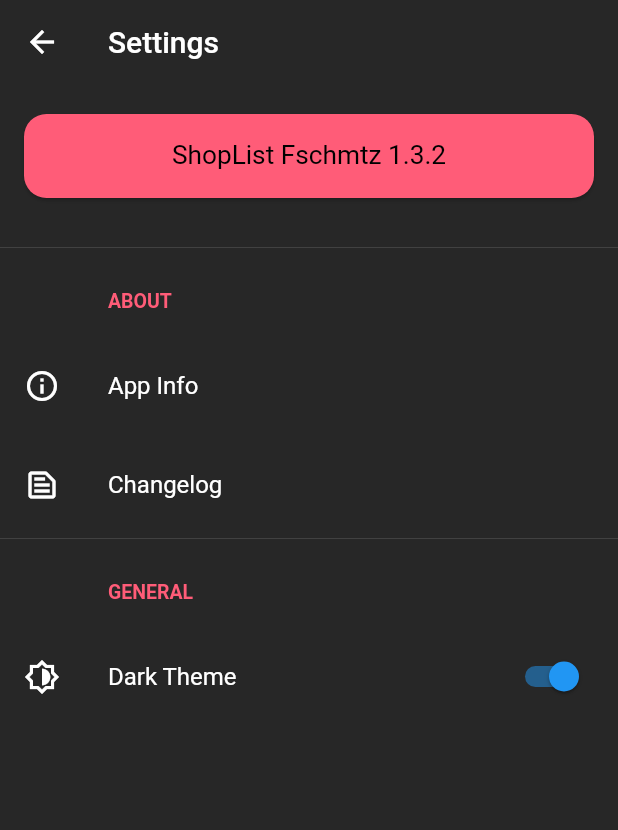
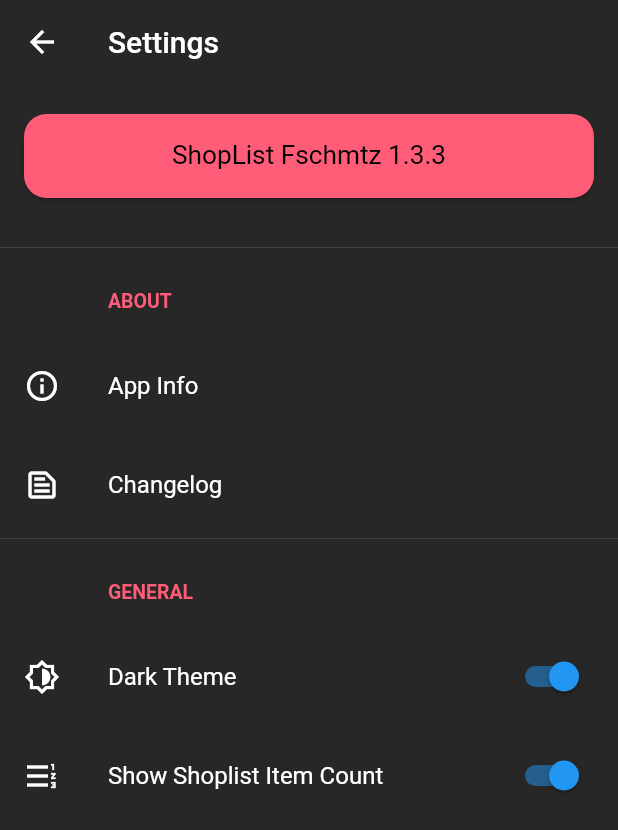
Before and after one commit to Fschmatz/shoppinglistfschmtz, a Flutter app: the SettingsPage screen opened directly, on a phone screen of 412 x 824 dp. Shown: the top 830 px of the screen. Run offline on Flutter 3.47's test engine with Material 2 defaults, Android fonts, the phone set to English and light mode, and no system bars; our stand-ins replace flutter_colorpicker, shared_preferences, sqflite; missing offline and left inert: flutter_animator; accounts and stored records are empty.

Commit message:
Update 1.3.3

```diff
--- a/lib/configs/settingsPage.dart
+++ b/lib/configs/settingsPage.dart
@@ -2,9 +2,9 @@ import 'package:flutter/material.dart';
 import 'package:shoppinglistfschmtz/util/theme.dart';
 import '../util/changelog.dart';
 import 'package:provider/provider.dart';
-
 import 'appInfoPage.dart';
 import 'changelogPage.dart';
+import 'package:shared_preferences/shared_preferences.dart';
 
 class SettingsPage extends StatefulWidget {
   @override
@@ -49,14 +49,14 @@ class _SettingsPageState extends State<SettingsPage> {
               ),
               const Divider(),
               ListTile(
-                leading: SizedBox(height: 0.1,),
-                title:    Text(
-                    "About".toUpperCase(),
+                leading: SizedBox(
+                  height: 0.1,
+                ),
+                title: Text("About".toUpperCase(),
                     style: TextStyle(
                         fontSize: 13,
                         fontWeight: FontWeight.w700,
-                        color: themeColorApp)
-                ),
+                        color: themeColorApp)),
               ),
               ListTile(
                 leading: Icon(
@@ -97,14 +97,14 @@ class _SettingsPageState extends State<SettingsPage> {
               ),
               const Divider(),
               ListTile(
-                leading: SizedBox(height: 0.1,),
-                title:    Text(
-                    "General".toUpperCase(),
+                leading: SizedBox(
+                  height: 0.1,
+                ),
+                title: Text("General".toUpperCase(),
                     style: TextStyle(
                         fontSize: 13,
                         fontWeight: FontWeight.w700,
-                        color: themeColorApp)
-                ),
+                        color: themeColorApp)),
               ),
               Consumer<ThemeNotifier>(
                 builder: (context, notifier, child) => SwitchListTile(
@@ -119,8 +119,58 @@ class _SettingsPageState extends State<SettingsPage> {
                       notifier.toggleTheme();
                     }),
               ),
+              const SizedBox(
+                height: 10.0,
+              ),
+              FutureBuilder(
+                  future: ShowCount()._loadFromPrefs(),
+                  builder: (context, snapshot) {
+                    if (snapshot.hasData) {
+                      return SwitchListTile(
+                          title: Text(
+                            "Show Shoplist Item Count",
+                            style: TextStyle(fontSize: 16),
+                          ),
+                          secondary: Icon(Icons.format_list_numbered_rtl),
+                          activeColor: Colors.blue,
+                          value: snapshot.data,
+                          onChanged: (value) {
+                            setState(() {
+                              ShowCount().toggleShowCount(value);
+                            });
+                          });
+                    }
+                    return SizedBox.shrink();
+                  })
             ],
           ),
         ));
   }
 }
+
+class ShowCount {
+  final String key = 'showItemCount';
+  SharedPreferences prefs;
+  bool _showItemCount;
+
+  _initPrefs() async {
+    if (prefs == null) {
+      prefs = await SharedPreferences.getInstance();
+    }
+  }
+
+  toggleShowCount(bool value) {
+    _showItemCount = value;
+    _saveToPrefs();
+  }
+
+  _loadFromPrefs() async {
+    await _initPrefs();
+    return prefs.getBool(key) ?? true;
+  }
+
+  _saveToPrefs() async {
+    await _initPrefs();
+    prefs.setBool(key, _showItemCount);
+  }
+}
--- a/lib/pages/home/shopListHome.dart
+++ b/lib/pages/home/shopListHome.dart
@@ -13,8 +13,9 @@ class ShopListHome extends StatefulWidget {
   ShopList shopList;
   Function() refreshShopLists;
   Function() resetController;
+  bool showItemCount;
 
-  ShopListHome({Key key, this.shopList, this.refreshShopLists,this.resetController})
+  ShopListHome({Key key, this.shopList, this.refreshShopLists,this.resetController,this.showItemCount})
       : super(key: key);
 }
 
@@ -77,6 +78,8 @@ class _ShopListHomeState extends State<ShopListHome> {
           ),
           trailing: Padding(
             padding: const EdgeInsets.fromLTRB(0, 0, 8, 0),
+            child: Visibility(
+              visible: widget.showItemCount,
               child: Text(
                 items.length.toString(),
                 style: TextStyle(
@@ -87,6 +90,7 @@ class _ShopListHomeState extends State<ShopListHome> {
                         .headline6
                         .color
                         .withOpacity(0.7)),
+              ),
             ),
           ),
         ),
--- a/lib/util/changelog.dart
+++ b/lib/util/changelog.dart
@@ -1,14 +1,18 @@
 class Changelog{
 
-  static String appVersion = "1.3.2";
+  static String appVersion = "1.3.3";
   static String appName = "ShopList Fschmtz";
 
   static String changelogCurrent = '''
+1.3.3
+- Tweaked Animations
+- Show/Hide Item Count Setting
+''';
+  static String changelogsOld = '''
 1.3.2
 - Added Animations
 - Ui Changes
-''';
-  static String changelogsOld = '''
+
 1.3.1
 - Only Open Edit List by Tapping the Name
 - Small Bug Fix
--- a/pubspec.yaml
+++ b/pubspec.yaml
@@ -15,7 +15,7 @@ publish_to: 'none' # Remove this line if you wish to publish to pub.dev
 # In iOS, build-name is used as CFBundleShortVersionString while build-number used as CFBundleVersion.
 # Read more about iOS versioning at
 # https://developer.apple.com/library/archive/documentation/General/Reference/InfoPlistKeyReference/Articles/CoreFoundationKeys.html
-version: 1.3.2
+version: 1.3.3
 
 environment:
   sdk: ">=2.7.0 <3.0.0"
```
Also changed, not shown: lib/main.dart (+2 -7 lines), lib/pages/home/home.dart (+12 -1 lines), lib/pages/home/itemShopListHome.dart (+4 -4 lines), 13 other files. Lines whose indentation alone changed are shown as unchanged.
